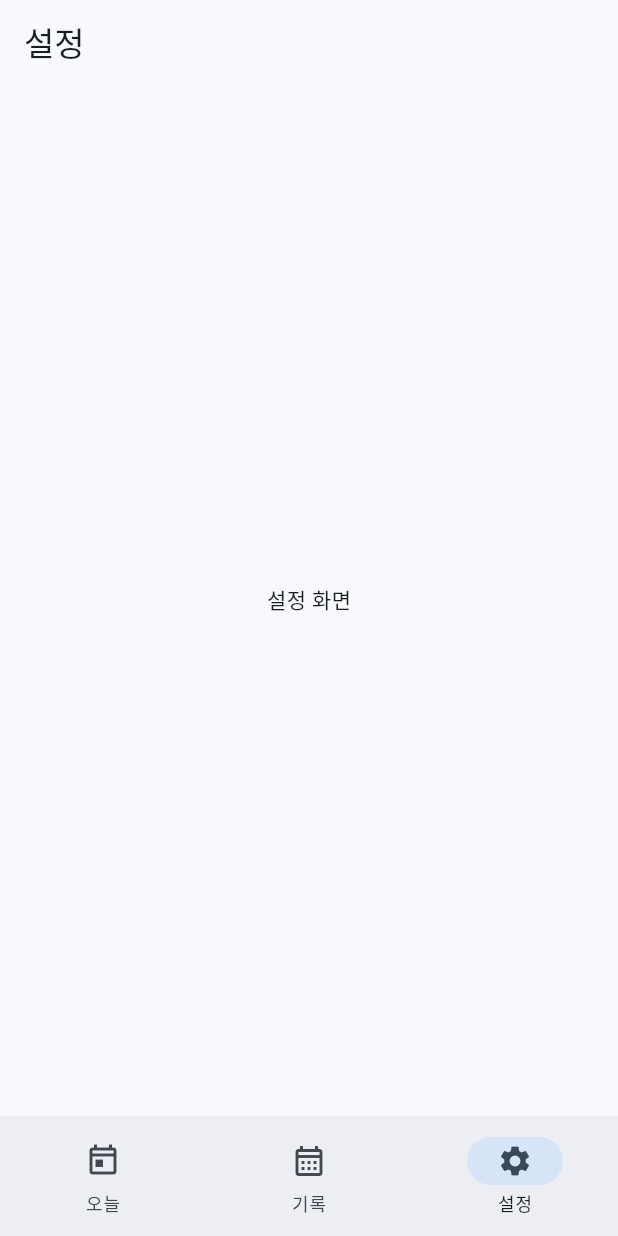
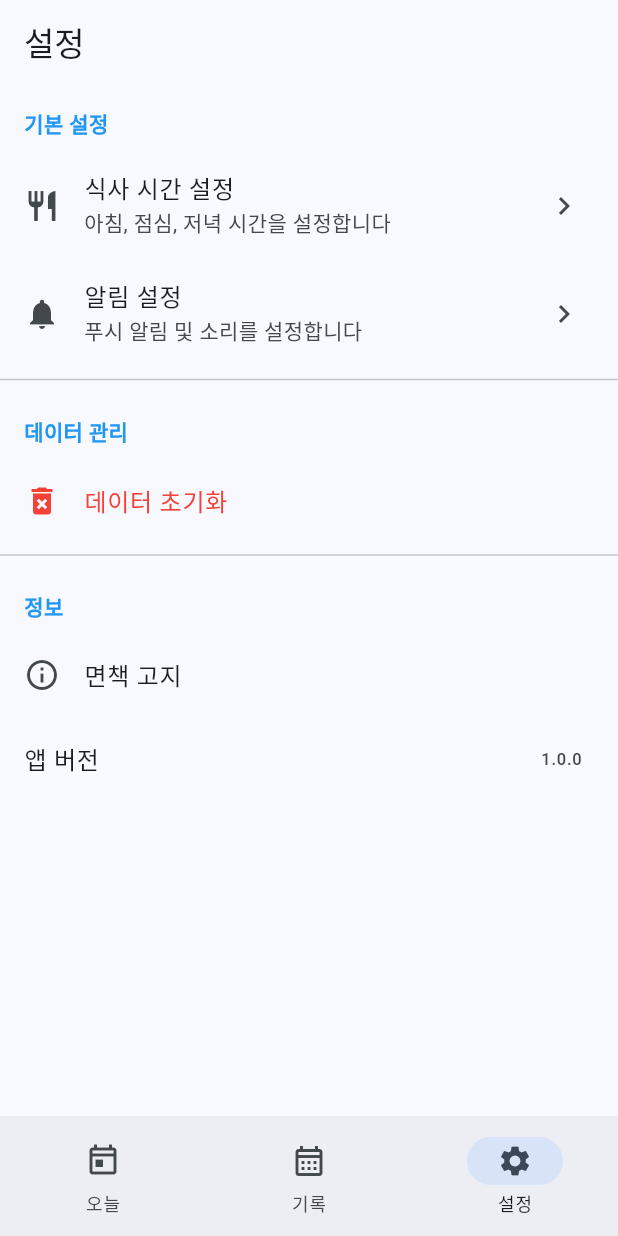
Before and after one commit to Jiyeong-kor/supplement_routine, a Flutter app: the screen it shows after launch, item 3 of the bottom bar chosen, on a phone screen of 412 x 824 dp. Run offline on Flutter 3.47's test engine with Material 3 defaults, Android fonts, the phone set to English and light mode, and no system bars; our stand-ins replace flutter_riverpod.

Commit message:
feat: 기록 및 설정 화면 기본 UI 구현

```diff
--- a/lib/features/settings/settings_screen.dart
+++ b/lib/features/settings/settings_screen.dart
@@ -6,8 +6,105 @@ class SettingsScreen extends StatelessWidget {
   @override
   Widget build(BuildContext context) {
     return Scaffold(
-      appBar: AppBar(title: const Text('설정')),
-      body: const Center(child: Text('설정 화면')),
+      appBar: AppBar(
+        title: const Text('설정'),
+      ),
+      body: ListView(
+        children: [
+          _buildSectionTitle('기본 설정'),
+          ListTile(
+            leading: const Icon(Icons.restaurant),
+            title: const Text('식사 시간 설정'),
+            subtitle: const Text('아침, 점심, 저녁 시간을 설정합니다'),
+            trailing: const Icon(Icons.chevron_right),
+            onTap: () {},
+          ),
+          ListTile(
+            leading: const Icon(Icons.notifications),
+            title: const Text('알림 설정'),
+            subtitle: const Text('푸시 알림 및 소리를 설정합니다'),
+            trailing: const Icon(Icons.chevron_right),
+            onTap: () {},
+          ),
+          const Divider(),
+          _buildSectionTitle('데이터 관리'),
+          ListTile(
+            leading: const Icon(Icons.delete_forever, color: Colors.red),
+            title: const Text('데이터 초기화', style: TextStyle(color: Colors.red)),
+            onTap: () {
+              _showResetDialog(context);
+            },
+          ),
+          const Divider(),
+          _buildSectionTitle('정보'),
+          ListTile(
+            leading: const Icon(Icons.info_outline),
+            title: const Text('면책 고지'),
+            onTap: () {
+              _showDisclaimerDialog(context);
+            },
+          ),
+          const ListTile(
+            title: Text('앱 버전'),
+            trailing: Text('1.0.0'),
+          ),
+        ],
+      ),
+    );
+  }
+
+  Widget _buildSectionTitle(String title) {
+    return Padding(
+      padding: const EdgeInsets.fromLTRB(16, 16, 16, 8),
+      child: Text(
+        title,
+        style: const TextStyle(
+          fontSize: 14,
+          fontWeight: FontWeight.bold,
+          color: Colors.blue,
+        ),
+      ),
+    );
+  }
+
+  void _showResetDialog(BuildContext context) {
+    showDialog(
+      context: context,
+      builder: (context) => AlertDialog(
+        title: const Text('데이터 초기화'),
+        content: const Text('모든 영양제 정보와 복용 기록이 삭제됩니다. 정말 초기화하시겠습니까?'),
+        actions: [
+          TextButton(
+            onPressed: () => Navigator.pop(context),
+            child: const Text('취소'),
+          ),
+          TextButton(
+            onPressed: () => Navigator.pop(context),
+            child: const Text('초기화', style: TextStyle(color: Colors.red)),
+          ),
+        ],
+      ),
+    );
+  }
+
+  void _showDisclaimerDialog(BuildContext context) {
+    showDialog(
+      context: context,
+      builder: (context) => AlertDialog(
+        title: const Text('면책 고지'),
+        content: const SingleChildScrollView(
+          child: Text(
+            '본 앱은 사용자가 입력한 정보를 기반으로 복용 일정을 관리해주는 도구일 뿐, 의료적 조언이나 진단을 제공하지 않습니다.\n\n'
+            '영양제 복용에 관한 결정은 전문의와 상담하시기 바랍니다. 앱에서 제공하는 정보의 오류나 누락으로 인한 책임은 사용자에게 있습니다.',
+          ),
+        ),
+        actions: [
+          TextButton(
+            onPressed: () => Navigator.pop(context),
+            child: const Text('확인'),
+          ),
+        ],
+      ),
     );
   }
 }
```
Also changed, not shown: lib/features/history/history_screen.dart (+63 -2 lines).
